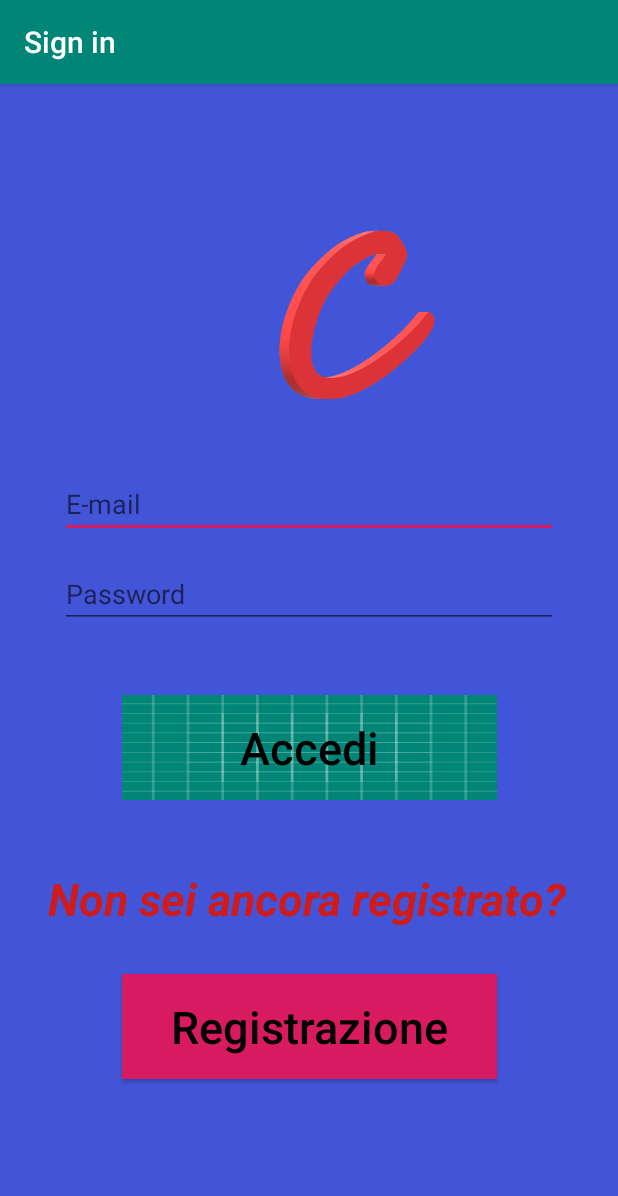
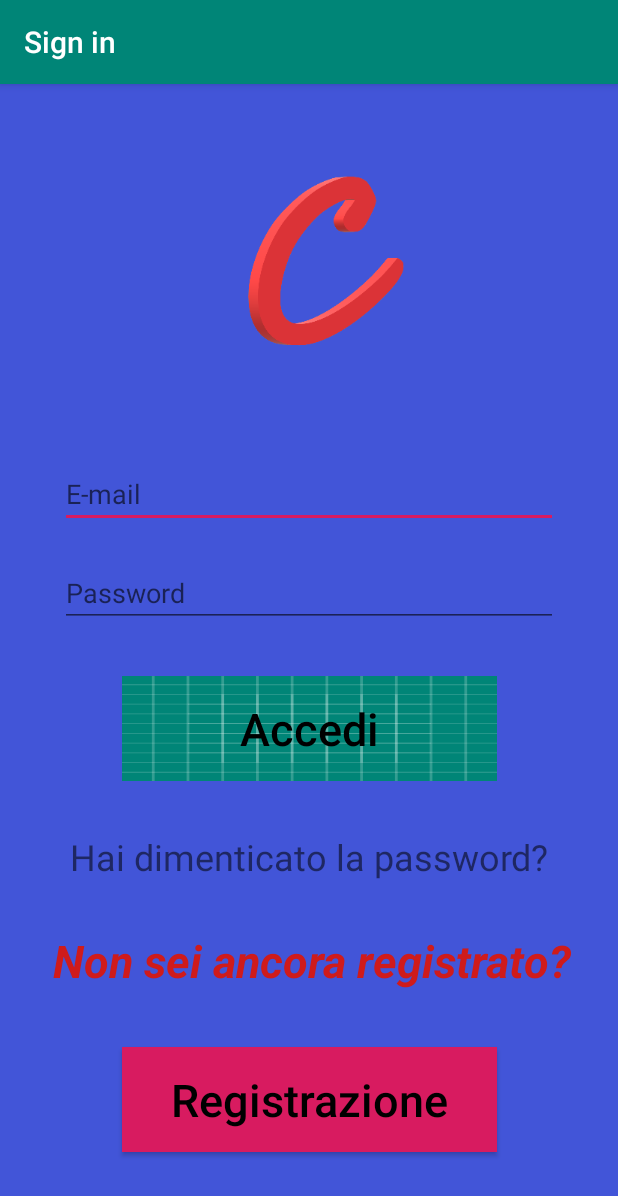
Before and after one commit to Mario-Volpe/Cicerone, an Android app: the LoginActivity screen opened directly, with no data from a screen before it, on a phone screen of 412 x 824 dp. Shown: the top 1196 px of the screen. Run offline under Robolectric (Android 15) with nearby library versions, the phone set to English and light mode, and no system bars.

Commit message:
Correzione bug.

```diff
--- a/app/build.gradle
+++ b/app/build.gradle
@@ -20,7 +20,7 @@ android {
 }
 
 dependencies {
-    implementation fileTree(dir: 'libs', include: ['*.jar'])
+    implementation fileTree(include: ['*.jar'], dir: 'libs')
     implementation 'com.android.support:appcompat-v7:28.0.0'
     implementation 'com.android.support.constraint:constraint-layout:1.1.3'
     implementation 'com.android.support:support-annotations:28.0.0'
@@ -31,4 +31,8 @@ dependencies {
     testImplementation 'junit:junit:4.12'
     androidTestImplementation 'com.android.support.test:runner:1.0.2'
     androidTestImplementation 'com.android.support.test.espresso:espresso-core:3.0.2'
+    implementation files('libs/mail.jar')
+    implementation files('libs/activation.jar')
+    implementation files('libs/additionnal.jar')
+    implementation 'org.jetbrains:annotations-java5:15.0'
 }
--- a/app/src/main/java/com/example/cicerone/DettagliFeedback.java
+++ b/app/src/main/java/com/example/cicerone/DettagliFeedback.java
@@ -37,11 +37,12 @@ public class DettagliFeedback extends AppCompatActivity implements AdapterView.O
         if(flag==true){
             titolo.setText("Riepilogo feedback");
             spinner.setVisibility(View.INVISIBLE);
+            commentoins.setVisibility(View.VISIBLE);
             Feedback f = db.getFeedback(id,email);
 
             votoins.setText(""+f.getVoto()+"/5");
             if(!f.getCommento().equals(""))
-                commentoins.setText(""+f.getCommento());
+                commentoins.setText(f.getCommento());
             b.setVisibility(View.INVISIBLE);
             commento.setVisibility(View.INVISIBLE);
         }
@@ -52,13 +53,13 @@ public class DettagliFeedback extends AppCompatActivity implements AdapterView.O
             adapter.setDropDownViewResource(android.R.layout.simple_spinner_dropdown_item);
             spinner.setAdapter(adapter);
             spinner.setOnItemSelectedListener(this);
-            commentotxt = commento.getText().toString().trim();
         }
 
 
         b.setOnClickListener(new View.OnClickListener() {
             @Override
             public void onClick(View v) {
+                commentotxt = commento.getText().toString().trim();
                 Feedback f = new Feedback(email,id,voto,commentotxt);
                 if(db.inserisciFeedback(f)!=-1)
                     Toast.makeText(DettagliFeedback.this, "Feedback inserito.", Toast.LENGTH_SHORT).show();
--- a/app/src/main/java/com/example/cicerone/ElencoAttivita.java
+++ b/app/src/main/java/com/example/cicerone/ElencoAttivita.java
@@ -161,6 +161,7 @@ public class ElencoAttivita extends AppCompatActivity {
             inte.putExtra("prenotati",pf.get(position).getPartecipanti());
             inte.putExtra("flag",pf.get(position).getFlagConferma());
             inte.putExtra("descrizione",pf.get(position).getCommenti());
+            inte.putExtra("email",globetrotter);
         }
         if(chiamante.equals(STORICO)) {
             inte = new Intent(ElencoAttivita.this, DettagliFeedback.class);
--- a/app/src/main/java/com/example/cicerone/RegistrationActivity.java
+++ b/app/src/main/java/com/example/cicerone/RegistrationActivity.java
@@ -14,6 +14,7 @@ import android.widget.TextView;
 import android.widget.Toast;
 
 import com.example.cicerone.data.model.DBhelper;
+import com.example.cicerone.data.model.SendIt;
 
 import java.util.Calendar;
 import java.util.Date;
@@ -165,6 +166,11 @@ public class RegistrationActivity extends AppCompatActivity {
                     //inserimento nel db
                     if (db.inserisciUtente(nuovoUtente) != -1) {
                         Toast.makeText(RegistrationActivity.this, "Registrato!", Toast.LENGTH_SHORT).show();
+                        String subject = "Benvenuto in Cicerone";
+                        String corpo = "Ciao "+nuovoUtente.getNome()+"!\n\nBenvenuto sulla nostra piattaforma. D'ora in poi potrai " +
+                                "creare attività o partecipare ad una di esse. Divertiti ad esplorare il mondo senza girare a vuoto!\n\nIl team Step di Cicerone.";
+                        SendIt sendIt = new SendIt(nuovoUtente.getEmail(), subject, corpo, RegistrationActivity.this);
+                        sendIt.execute();
                         db.close();
                         finish();
                     }
--- a/app/src/main/java/com/example/cicerone/data/model/DBhelper.java
+++ b/app/src/main/java/com/example/cicerone/data/model/DBhelper.java
@@ -465,7 +465,7 @@ public class DBhelper extends SQLiteOpenHelper {
 
         values.put(F_COL_GLOBETROTTER, f.getGlobetrotter() );
         values.put(F_COL_ATTIVITA, f.getIdAttivita() );
-        values.put(F_COL_VOTO, f.getVoto() );
+        values.put(F_COL_VOTO, f.getVoto());
         values.put(F_COL_COMMENTO,f.getCommento());
 
         long res = db.insert( FEEDBACK_TABLE, null, values );
--- a/app/src/main/res/layout/activity_login.xml
+++ b/app/src/main/res/layout/activity_login.xml
@@ -12,7 +12,7 @@
         style="@style/TextAppearance.AppCompat.Button"
         android:layout_width="250dp"
         android:layout_height="70dp"
-        android:layout_marginBottom="99dp"
+        android:layout_marginBottom="35dp"
         android:background="@color/colorAccent"
         android:text="Registrazione"
         android:textAllCaps="false"
@@ -29,17 +29,15 @@
         android:id="@+id/username"
         android:layout_width="0dp"
         android:layout_height="wrap_content"
-
         android:layout_marginStart="40dp"
         android:layout_marginLeft="40dp"
         android:layout_marginEnd="40dp"
         android:layout_marginRight="40dp"
-        android:layout_marginBottom="9dp"
         android:hint="@string/prompt_email"
         android:inputType="textEmailAddress"
         android:selectAllOnFocus="true"
         app:layout_constraintBottom_toTopOf="@+id/password"
-        app:layout_constraintEnd_toEndOf="parent"
+        app:layout_constraintEnd_toStartOf="@+id/loading"
         app:layout_constraintStart_toStartOf="parent"
         app:layout_constraintTop_toBottomOf="@+id/imageView2" />
 
@@ -51,7 +49,7 @@
         android:layout_marginLeft="40dp"
         android:layout_marginEnd="40dp"
         android:layout_marginRight="40dp"
-        android:layout_marginBottom="40dp"
+        android:layout_marginBottom="12dp"
         android:hint="@string/prompt_password"
         android:imeActionLabel="@string/action_sign_in_short"
         android:imeOptions="actionDone"
@@ -67,14 +65,14 @@
         android:layout_width="250dp"
         android:layout_height="70dp"
         android:layout_gravity="start"
-        android:layout_marginBottom="40dp"
+        android:layout_marginBottom="14dp"
         android:background="@drawable/ic_launcher_background"
         android:text="@string/action_sign_in"
         android:textAllCaps="false"
         android:textAppearance="@style/TextAppearance.AppCompat.Widget.Button.Colored"
         android:textColor="#000000"
         android:textSize="30sp"
-        app:layout_constraintBottom_toTopOf="@+id/textView"
+        app:layout_constraintBottom_toTopOf="@+id/reset"
         app:layout_constraintEnd_toEndOf="parent"
         app:layout_constraintStart_toStartOf="parent"
         app:layout_constraintTop_toBottomOf="@+id/password" />
@@ -84,22 +82,25 @@
         android:layout_width="0dp"
         android:layout_height="0dp"
         android:layout_gravity="center"
+        android:layout_marginTop="32dp"
+        android:layout_marginBottom="37dp"
         android:visibility="gone"
-        app:layout_constraintBottom_toBottomOf="@+id/imageView2"
+        app:layout_constraintBottom_toBottomOf="@+id/username"
         app:layout_constraintEnd_toEndOf="parent"
+        app:layout_constraintStart_toEndOf="@+id/username"
         app:layout_constraintTop_toBottomOf="@+id/imageView2" />
 
     <ImageView
         android:id="@+id/imageView2"
         android:layout_width="wrap_content"
         android:layout_height="wrap_content"
-        android:layout_marginTop="67dp"
-        android:layout_marginEnd="18dp"
-        android:layout_marginRight="18dp"
-        android:layout_marginBottom="10dp"
+        android:layout_marginStart="36dp"
+        android:layout_marginLeft="36dp"
+        android:layout_marginTop="16dp"
+        android:layout_marginBottom="24dp"
         android:clickable="true"
         app:layout_constraintBottom_toTopOf="@+id/username"
-        app:layout_constraintEnd_toEndOf="@+id/loading"
+        app:layout_constraintStart_toStartOf="parent"
         app:layout_constraintTop_toTopOf="parent"
         app:srcCompat="@mipmap/logo" />
 
@@ -107,15 +108,34 @@
         android:id="@+id/textView"
         android:layout_width="wrap_content"
         android:layout_height="wrap_content"
-        android:layout_marginStart="32dp"
-        android:layout_marginLeft="32dp"
-        android:layout_marginBottom="25dp"
+        android:layout_marginStart="35dp"
+        android:layout_marginLeft="35dp"
+        android:layout_marginEnd="31dp"
+        android:layout_marginRight="31dp"
+        android:layout_marginBottom="17dp"
         android:text="Non sei ancora registrato?"
         android:textAppearance="@style/TextAppearance.AppCompat.Large"
         android:textColor="#CF1B1B"
         android:textSize="30sp"
         android:textStyle="bold|italic"
         app:layout_constraintBottom_toTopOf="@+id/button_registrazione2"
+        app:layout_constraintEnd_toEndOf="parent"
+        app:layout_constraintStart_toStartOf="parent"
+        app:layout_constraintTop_toBottomOf="@+id/reset" />
+
+    <TextView
+        android:id="@+id/reset"
+        android:layout_width="wrap_content"
+        android:layout_height="wrap_content"
+        android:layout_marginStart="48dp"
+        android:layout_marginLeft="48dp"
+        android:layout_marginEnd="48dp"
+        android:layout_marginRight="48dp"
+        android:layout_marginBottom="12dp"
+        android:text="Hai dimenticato la password?"
+        android:textSize="24sp"
+        app:layout_constraintBottom_toTopOf="@+id/textView"
+        app:layout_constraintEnd_toEndOf="parent"
         app:layout_constraintStart_toStartOf="parent"
         app:layout_constraintTop_toBottomOf="@+id/login" />
 </android.support.constraint.ConstraintLayout>
```
Also changed, not shown: app/src/main/AndroidManifest.xml (+10 -3 lines), app/src/main/java/com/example/cicerone/DettagliAttivita.java (+25 -0 lines), app/src/main/java/com/example/cicerone/GestioneRichiesta.java (+11 -1 lines), app/src/main/java/com/example/cicerone/HomeActivity.java (+7 -0 lines), app/src/main/java/com/example/cicerone/LoginActivity.java (+23 -0 lines), app/src/main/java/com/example/cicerone/data/model/SendIt.java (added, +104 -0 lines), app/src/main/res/layout/activity_home.xml (+20 -6 lines), app/libs/activation.jar (added), app/libs/additionnal.jar (added), app/libs/mail.jar (added).
